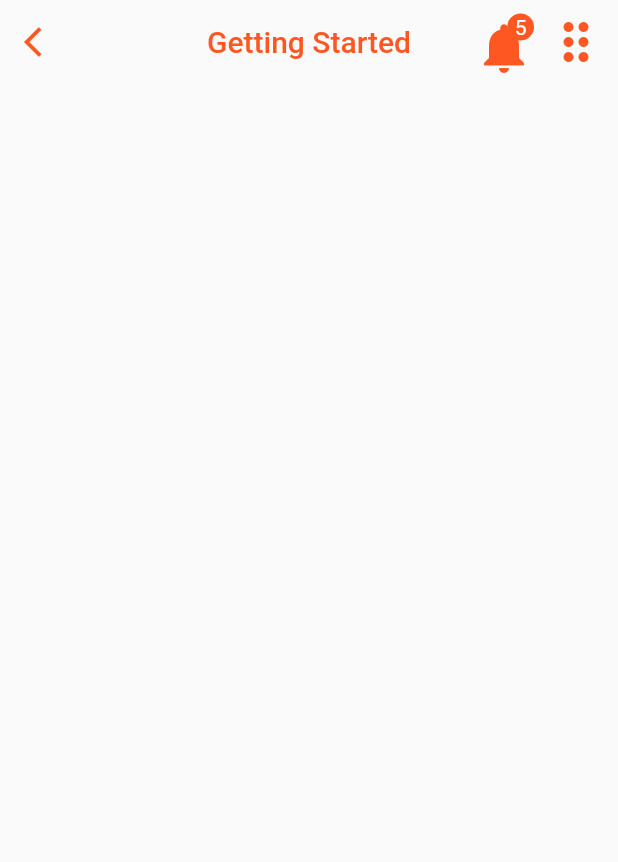
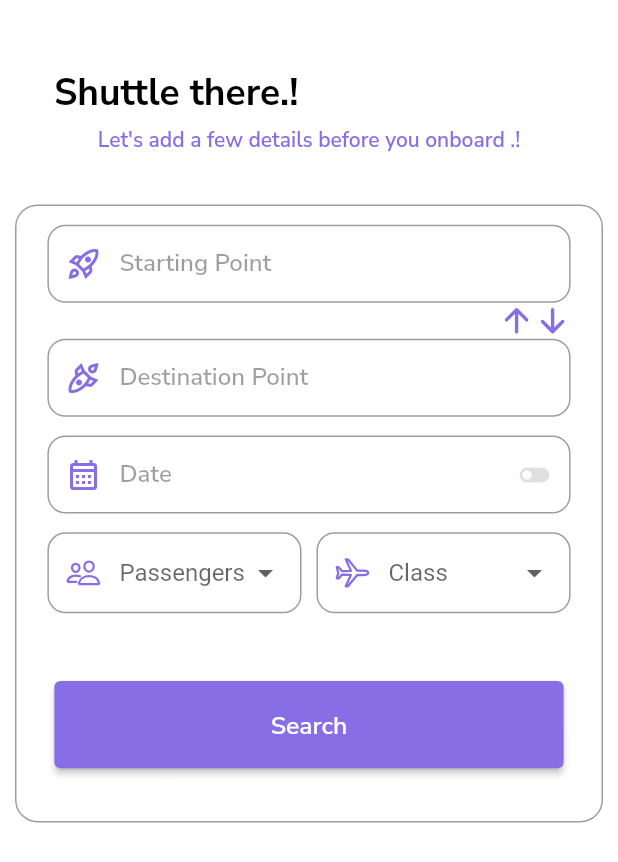
Before and after one commit to Milanka00/Triathlon-Frontend, a Flutter app: the screen it shows after launch, on a phone screen of 412 x 824 dp. Shown: the top 862 px of the screen. Run offline on Flutter 3.47's test engine with Material 2 defaults, Android fonts, the phone set to English and light mode, and no system bars; drawn by our look-alikes of badges; our stand-ins replace device_preview, file_picker, google_fonts, ionicons.

Commit message:
Shuttle form

```diff
--- a/lib/main.dart
+++ b/lib/main.dart
@@ -3,11 +3,12 @@ import 'package:flutter/material.dart';
 import 'package:triathlon/gettingstarted.dart';
 import 'package:triathlon/home.dart';
 import 'package:device_preview/device_preview.dart';
+import 'package:triathlon/shuttle.dart';
 
 void main() {
   runApp(
     DevicePreview(
-        enabled: kReleaseMode,
+        enabled: true,
         builder: (context) {
           return MyApp();
         }
@@ -33,7 +34,7 @@ class MyApp extends StatelessWidget {
           ),
         ),
       ),
-      home: SafeArea( child:GettingStarted()),
+      home: UserDataCollection(),
       debugShowCheckedModeBanner: false,
     );
   }
--- /dev/null
+++ b/lib/shuttle.dart
@@ -0,0 +1,354 @@
+import 'dart:io';
+
+import 'package:file_picker/file_picker.dart';
+import 'package:flutter/material.dart';
+import 'package:google_fonts/google_fonts.dart';
+import 'package:intl/intl.dart';
+
+import 'package:ionicons/ionicons.dart';
+import 'package:provider/provider.dart';
+import 'package:triathlon/appbar.dart';
+import '../utils/accessory_widgets.dart';
+import '../utils/custom_colors.dart';
+import 'home.dart';
+
+class UserDataCollection extends StatefulWidget {
+  const UserDataCollection({Key? key}) : super(key: key);
+
+  @override
+  State<UserDataCollection> createState() => _UserDataCollectionState();
+}
+
+class _UserDataCollectionState extends State<UserDataCollection> {
+  final _key = GlobalKey<FormState>();
+  final TextEditingController _nameController = TextEditingController();
+  final TextEditingController _lastNameController = TextEditingController();
+  final TextEditingController _dateController = TextEditingController();
+  final TextEditingController _passengerController = TextEditingController();
+  final TextEditingController _classController = TextEditingController();
+  PlatformFile? file;
+  bool isLoading = false;
+  DateTime? dob;
+  int passenger=0;
+  String classes="Economy";
+  bool round=false;
+
+  @override
+  void dispose() {
+    // TODO: implement dispose
+    _nameController.dispose();
+    _lastNameController.dispose();
+    super.dispose();
+  }
+
+
+
+  @override
+  Widget build(BuildContext context) {
+    final mediaQuery = MediaQuery.of(context).size;
+    return Scaffold(
+      backgroundColor: Colors.white,
+      body: SafeArea(
+        child: SingleChildScrollView(
+          child: Column(
+            crossAxisAlignment: CrossAxisAlignment.center,
+            children: [
+              SizedBox(
+                height: mediaQuery.height * .025,
+              ),
+
+              SizedBox(
+                height: mediaQuery.height * .03,
+              ),
+              Padding(
+                padding: EdgeInsets.only(
+                    left: mediaQuery.width * .02,
+                    right: mediaQuery.width * .45),
+                child: Text("Shuttle there.!",
+                    style: GoogleFonts.nunitoSans(
+                        color: Colors.black,
+                        fontWeight: FontWeight.bold,
+                        fontSize: mediaQuery.width * .06)),
+              ),
+              SizedBox(
+                height: 5,
+              ),
+              Text(
+                "Let's add a few details before you onboard .!",
+                style: GoogleFonts.nunitoSans(
+                    fontWeight: FontWeight.w600,
+                    color: CustomColors.darkAccent),
+              ),
+              SizedBox(
+                height: mediaQuery.height * .04,
+              ),
+
+              Form(
+                  key: _key,
+                  child: Container(
+
+                    decoration: BoxDecoration(
+
+                      border: Border.all(color: Colors.grey),
+                      borderRadius: BorderRadius.circular(15)
+                    ),
+                    margin: EdgeInsets.only(left: 10,right: 10),
+                    padding: EdgeInsets.symmetric(
+                        horizontal: mediaQuery.width * .05
+                    ),
+                    height: mediaQuery.height * .50,
+                    child: Column(
+                      mainAxisAlignment: MainAxisAlignment.spaceEvenly,
+                      children: [
+                        Column(
+                          children: [
+                            TextFormField(
+                              controller: _nameController,
+                              validator: (value) {
+                                if (value!.isEmpty || value.length < 2) {
+                                  return "Invalid Place";
+                                } else {
+                                  return null;
+                                }
+                              },
+                              style: GoogleFonts.nunitoSans(),
+                              textInputAction: TextInputAction.next,
+                              keyboardType: TextInputType.name,
+                              decoration: InputDecoration(
+                                  contentPadding:
+                                  const EdgeInsets.symmetric(vertical: 15),
+                                  prefixIcon: Icon(
+                                    Icons.rocket_launch_outlined,
+                                    color: CustomColors.lightAccent,
+                                  ),
+                                  hintText: "Starting Point",
+                                  hintStyle: GoogleFonts.nunitoSans(
+                                      fontWeight: FontWeight.w600,
+                                      color: Colors.black38),
+                                  fillColor: Colors.black12,
+                                  border: OutlineInputBorder(
+                                    borderRadius: BorderRadius.circular(12),
+                                    borderSide: BorderSide(color: Colors.black12,),)),
+                            ),
+                            Row(
+                              mainAxisAlignment: MainAxisAlignment.end,
+                              children: [
+                                Icon(Ionicons.arrow_up_outline,color: CustomColors.lightAccent),
+                                Icon(Ionicons.arrow_down_outline,color: CustomColors.lightAccent),
+                              ],
+                            ),
+                            TextFormField(
+                              controller: _lastNameController,
+                              maxLines: null,
+                              validator: (value) {
+                                if (value!.isEmpty ) {
+                                  return "Invalid Place";
+                                } else {
+                                  return null;
+                                }
+                              },
+                              style: GoogleFonts.nunitoSans(),
+                              textInputAction: TextInputAction.next,
+                              keyboardType: TextInputType.multiline,
+                              decoration: InputDecoration(
+                                  contentPadding:
+                                  const EdgeInsets.symmetric(vertical: 15),
+                                  prefixIcon: Transform.rotate(
+                                    angle: 3.14159, // This is pi radians, which is equivalent to 180 degrees
+                                    child: Icon(
+                                      Icons.rocket_launch_outlined,
+                                      color: CustomColors.lightAccent,
+                                    ),
+                                  ),
+                                  hintText: "Destination Point",
+                                  hintStyle: GoogleFonts.nunitoSans(
+                                      fontWeight: FontWeight.w600,
+                                      color: Colors.black38),
+                                  fillColor: Colors.black12,
+                                  border: OutlineInputBorder(
+                                    borderRadius: BorderRadius.circular(12),
+                                    borderSide: BorderSide(color: Colors.black12),)
+                              ),
+                            ),
+                          ],
+                        ),
+
+                       TextFormField(
+                          validator: (value){
+                            if(dob!=null){
+                              return null;
+                            }
+                            else if(DateTime.parse(_dateController.text).isAfter(DateTime.now().subtract(const Duration(days: 18*365)))){
+                              return "You must be 18+";
+                            }
+                            else{
+                              return null;
+                            }
+
+
+                          },
+                          controller: _dateController,
+                          keyboardType: TextInputType.datetime,
+                          decoration: InputDecoration(
+                              contentPadding:
+                              const EdgeInsets.symmetric(vertical: 15),
+                              prefixIcon: IconButton(onPressed: ()async{
+                                dob =  await showDatePicker(context: context, initialDate: DateTime(2005,1,1), firstDate: DateTime(1950,1,1), lastDate: DateTime.now().subtract(Duration(days: 18*365)),);
+                                if(dob!=null){
+                                  _dateController.text = DateFormat.yMMMd().format(dob!);
+                                }
+
+                              }, icon: Icon(Icons.calendar_month_outlined,color: CustomColors.lightAccent,)
+                              ),
+                              hintText: "Date",
+
+                              hintStyle: GoogleFonts.nunitoSans(
+                                  fontWeight: FontWeight.w600,
+                                  color: Colors.black38),
+                              fillColor: Colors.black12,
+                              suffixText: 'Round-trip?',
+                              suffixStyle: TextStyle(color: round==false?Colors.black38:CustomColors.lightAccent,),
+                              suffixIcon:IconButton(
+                                onPressed: () {
+                                  setState(() {
+                                    round=!round;
+                                  });
+                                },
+                                icon: round==false?Icon(Icons.toggle_off_rounded,color: Colors.black12,):Icon(Icons.toggle_on_sharp,color: CustomColors.lightAccent,),
+
+                              ) ,
+
+                              border: OutlineInputBorder(
+                                borderRadius: BorderRadius.circular(12),
+                                borderSide: BorderSide(color: Colors.black12),)
+                          ),
+
+
+                        ),
+                        Row(
+                          mainAxisAlignment: MainAxisAlignment.spaceEvenly,
+                          children: [
+                            Expanded(
+
+                              child: DropdownButtonFormField<int>(
+                                onChanged: (newValue) {
+                                  setState(() {
+                                    passenger = newValue!;
+                                  });
+                                },menuMaxHeight: 200,
+                                validator: (value){
+                                  if(passenger==0){
+                                    return "Please Select a value";
+                                  }
+                                },
+                                items:List.generate(12, (index) => index + 1)
+                                    .map((count) => DropdownMenuItem(
+                                  value: count,
+                                  child: Text('$count'),
+                                )).toList() ,
+                                decoration: InputDecoration(
+                                  contentPadding: const EdgeInsets.symmetric(vertical: 15),
+                                  prefixIcon: Icon(
+                                    Ionicons.people_outline,
+                                    color: CustomColors.lightAccent,
+                                  ),
+                                  hintText: "Passengers",
+                                  hintStyle: GoogleFonts.nunitoSans(
+                                    fontWeight: FontWeight.w600,
+                                    color: Colors.black38,
+                                  ),
+                                  fillColor: Colors.black12,
+                                    border: OutlineInputBorder(
+                                      borderRadius: BorderRadius.circular(12),
+                                      borderSide: BorderSide(color: Colors.black12),)
+                                ),
+                              ),
+                            ),
+                            SizedBox(width: 10), // Add some spacing between the fields
+                            Expanded(
+                              child: DropdownButtonFormField<String>(
+                                onChanged: (newValue) {
+                                  setState(() {
+                                    classes = newValue!;
+                                  });
+                                },
+                                items: [
+                                  DropdownMenuItem<String>(
+                                    value: "Economy",
+                                    child: Text("Economy"),
+                                  ),
+                                  DropdownMenuItem<String>(
+                                    value: "Business",
+                                    child: Text("Business"),
+                                  ),
+                                  // Add more items as needed
+                                ],
+                                decoration: InputDecoration(
+                                  contentPadding: const EdgeInsets.symmetric(vertical: 15),
+                                  prefixIcon: Icon(
+                                    Ionicons.airplane_outline,
+                                    color: CustomColors.lightAccent,
+                                  ),
+                                  hintText: "Class",
+                                  hintStyle: GoogleFonts.nunitoSans(
+                                    fontWeight: FontWeight.w600,
+                                    color: Colors.black38,
+                                  ),
+                                  fillColor: Colors.black12,
+                                    border: OutlineInputBorder(
+                                      borderRadius: BorderRadius.circular(12),
+                                      borderSide: BorderSide(color: Colors.black12),)
+                                ),
+                              ),
+                            ),
+                          ],
+                        ),
+
+                        SizedBox(height:
+                        20),
+                        ElevatedButton(
+                            onPressed: () async {
+                              bool isValid = _key.currentState!.validate();
+                              if (isValid) {
+
+                              }
+                            },
+                            style: ButtonStyle(
+
+                                padding: MaterialStateProperty.all(
+                                    EdgeInsets.symmetric(
+                                        horizontal: mediaQuery.width * .35,
+                                        vertical: mediaQuery.height * .022)),
+
+                                backgroundColor: MaterialStateProperty.all(
+                                    CustomColors.darkAccent)),
+                            child: isLoading
+                                ? const CircularProgressIndicator(
+                              strokeWidth: 1,
+                              color: Colors.white,
+                            )
+                                : Text(
+                              "Search",
+                              style: GoogleFonts.nunitoSans(
+                                  color: Colors.white,
+                                  fontWeight: FontWeight.w600,
+                                  fontSize: mediaQuery.width * .04),
+                            )),
+                        SizedBox(
+                          height: 10,
+                        )
+                      ],
+                    ),
+                  ))
+            ],
+          ),
+        ),
+      ),
+    );
+  }
+
+  void nextPage() {
+    Navigator.of(context).pushReplacement(
+        MaterialPageRoute(builder: (context) => const HomePage()));
+  }
+}
--- /dev/null
+++ b/lib/utils/accessory_widgets.dart
@@ -0,0 +1,15 @@
+import 'package:flutter/material.dart';
+import 'package:google_fonts/google_fonts.dart';
+import 'custom_colors.dart';
+
+class AccessoryWidgets {
+  static void showSnackBar(String message, BuildContext ctx) {
+    ScaffoldMessenger.of(ctx).showSnackBar(SnackBar(
+      content: Text(
+        message,
+        style: GoogleFonts.nunitoSans(),
+      ),
+      backgroundColor: CustomColors.red,
+    ));
+  }
+}
--- /dev/null
+++ b/lib/utils/custom_colors.dart
@@ -0,0 +1,17 @@
+import 'dart:ui';
+
+class CustomColors{
+  static Color lightPrimary = const Color(0xfff3f4f9);
+  static Color darkPrimary = const Color(0xff2B2B2B);
+
+  static Color lightAccent = const Color(0xff886EE4);
+
+  static Color darkAccent = const Color(0xff886EE4);
+
+  static Color lightBG = const Color(0xfff3f4f9);
+  static Color darkBG = const Color(0xff2B2B2B);
+  static Color green = const Color(0xff33C759);
+  static Color greenDark = const Color(0xff1B8D39);
+  static Color red = const Color(0xffFF2D4D);
+  static Color redDark = const Color(0xff980017);
+}
```
Also changed, not shown: pubspec.yaml (+7 -3 lines), pubspec.lock.
